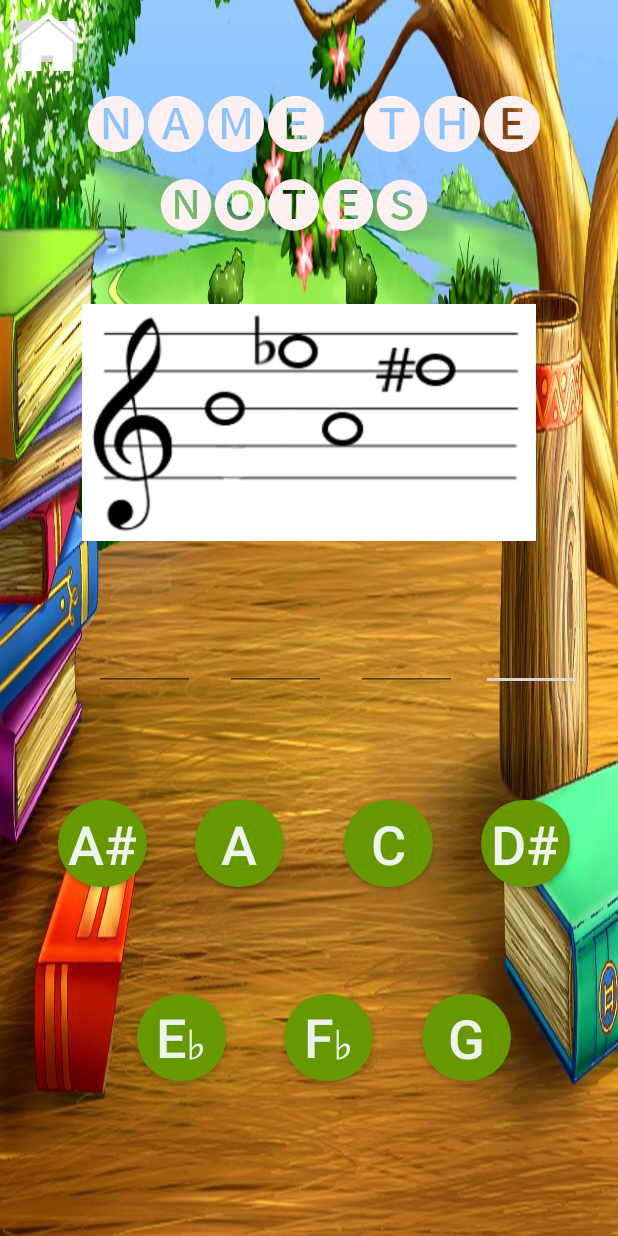
After one commit to Rashy98/4T4_WMusic, an Android app: the layout activity_level04_int03.xml on its own in the app's theme, with its tools: preview values and no code run, on a phone screen of 412 x 824 dp. The commit adds this screen. Run offline under Robolectric (Android 15) with nearby library versions, the phone set to English and light mode, and no system bars.

Commit message:
interface 03(level 04) added....

```diff
--- a/app/build.gradle
+++ b/app/build.gradle
@@ -26,4 +26,5 @@ dependencies {
     testImplementation 'junit:junit:4.12'
     androidTestImplementation 'androidx.test:runner:1.2.0'
     androidTestImplementation 'androidx.test.espresso:espresso-core:3.2.0'
+
 }
--- a/app/src/main/AndroidManifest.xml
+++ b/app/src/main/AndroidManifest.xml
@@ -9,7 +9,8 @@
         android:roundIcon="@mipmap/ic_launcher_round"
         android:supportsRtl="true"
         android:theme="@style/AppTheme">
-        <activity android:name=".level01Int3"></activity>
+        <activity android:name=".level04_int03"></activity>
+        <activity android:name=".level01Int3" />
         <activity android:name=".level04S2" />
         <activity android:name=".level4" />
         <activity android:name=".level1" />
--- a/app/src/main/java/com/example/a4t4wmlv4/MainActivity.java
+++ b/app/src/main/java/com/example/a4t4wmlv4/level04_int03.java
@@ -4,11 +4,11 @@ import androidx.appcompat.app.AppCompatActivity;
 
 import android.os.Bundle;
 
-public class MainActivity extends AppCompatActivity {
+public class level04_int03 extends AppCompatActivity {
 
     @Override
     protected void onCreate(Bundle savedInstanceState) {
         super.onCreate(savedInstanceState);
-        setContentView(R.layout.activity_level1);
+        setContentView(R.layout.activity_level04_int03);
     }
 }
--- a/app/src/main/java/com/example/a4t4wmlv4/level4.java
+++ b/app/src/main/java/com/example/a4t4wmlv4/level4.java
@@ -3,12 +3,33 @@ package com.example.a4t4wmlv4;
 import androidx.appcompat.app.AppCompatActivity;
 
 import android.os.Bundle;
+import android.view.View;
+import android.widget.Button;
+import android.widget.TextView;
 
 public class level4 extends AppCompatActivity {
 
+    Button A , B , C ,D , E , F , G ;
     @Override
     protected void onCreate(Bundle savedInstanceState) {
         super.onCreate(savedInstanceState);
         setContentView(R.layout.activity_level4);
+        A = (Button) findViewById(R.id.A1);
+        B = (Button) findViewById(R.id.B1);
+        C = (Button) findViewById(R.id.C1);
+        D = (Button) findViewById(R.id.D1);
+        E = (Button) findViewById(R.id.E1);
+        F = (Button) findViewById(R.id.F1);
+        G = (Button) findViewById(R.id.G1);
     }
+
+    public void letterPressed(View view) {
+        //user has pressed a letter to guess
+        String ltr=((TextView)view).getText().toString();
+
+    }
+
+
+
+
 }
--- /dev/null
+++ b/app/src/main/res/layout/activity_level04_int03.xml
@@ -0,0 +1,336 @@
+<?xml version="1.0" encoding="utf-8"?>
+<androidx.constraintlayout.widget.ConstraintLayout xmlns:android="http://schemas.android.com/apk/res/android"
+    xmlns:app="http://schemas.android.com/apk/res-auto"
+    xmlns:tools="http://schemas.android.com/tools"
+    android:layout_width="match_parent"
+    android:layout_height="match_parent"
+    tools:context=".level04_int03"
+    android:background="@drawable/back">
+
+    >
+
+    <Button
+        android:id="@+id/B1"
+        android:layout_width="59dp"
+        android:layout_height="58dp"
+        android:layout_marginStart="8dp"
+        android:layout_marginLeft="8dp"
+        android:layout_marginTop="8dp"
+        android:layout_marginEnd="8dp"
+        android:layout_marginRight="8dp"
+        android:layout_marginBottom="8dp"
+        android:background="@drawable/roundedbtn"
+        android:text="@string/ltA"
+        android:textColor="@color/colorPrimaryDark"
+        android:textColorLink="#00C4AD5B"
+        android:textSize="36sp"
+        app:layout_constraintBottom_toBottomOf="parent"
+        app:layout_constraintEnd_toEndOf="parent"
+        app:layout_constraintHorizontal_bias="0.363"
+        app:layout_constraintStart_toStartOf="parent"
+        app:layout_constraintTop_toTopOf="parent"
+        app:layout_constraintVertical_bias="0.7" />
+
+    <Button
+        android:id="@+id/C1"
+        android:layout_width="59dp"
+        android:layout_height="58dp"
+        android:layout_marginStart="8dp"
+        android:layout_marginLeft="8dp"
+        android:layout_marginTop="8dp"
+        android:layout_marginEnd="8dp"
+        android:layout_marginRight="8dp"
+        android:layout_marginBottom="8dp"
+        android:background="@drawable/roundedbtn"
+        android:text="@string/ltC"
+        android:textColor="@color/colorPrimaryDark"
+        android:textColorLink="#00C4AD5B"
+        android:textSize="36sp"
+        app:layout_constraintBottom_toBottomOf="parent"
+        app:layout_constraintEnd_toEndOf="parent"
+        app:layout_constraintHorizontal_bias="0.657"
+        app:layout_constraintStart_toStartOf="parent"
+        app:layout_constraintTop_toTopOf="parent"
+        app:layout_constraintVertical_bias="0.7" />
+
+    <TextView
+        android:id="@+id/lvl4top"
+        android:layout_width="322dp"
+        android:layout_height="119dp"
+        android:layout_marginStart="8dp"
+        android:layout_marginLeft="8dp"
+        android:layout_marginTop="8dp"
+        android:layout_marginBottom="8dp"
+        android:text="@string/level04q"
+        android:textAllCaps="false"
+        android:textColor="@color/colorPrimary"
+        android:textColorHighlight="@color/colorPrimaryDark"
+        android:textColorLink="#00A5543F"
+        android:textSize="40sp"
+        app:fontFamily="monospace"
+        app:layout_constraintBottom_toBottomOf="parent"
+        app:layout_constraintEnd_toEndOf="parent"
+        app:layout_constraintHorizontal_bias="0.604"
+        app:layout_constraintStart_toStartOf="parent"
+        app:layout_constraintTop_toTopOf="parent"
+        app:layout_constraintVertical_bias="0.063" />
+
+    <ImageView
+        android:id="@+id/staff2"
+        android:layout_width="309dp"
+        android:layout_height="158dp"
+        android:layout_marginStart="8dp"
+        android:layout_marginLeft="8dp"
+        android:layout_marginTop="8dp"
+        android:layout_marginEnd="8dp"
+        android:layout_marginRight="8dp"
+        android:layout_marginBottom="8dp"
+        android:contentDescription="TODO"
+        android:gravity="center"
+        app:layout_constraintBottom_toBottomOf="parent"
+        app:layout_constraintEnd_toEndOf="parent"
+        app:layout_constraintStart_toStartOf="parent"
+        app:layout_constraintTop_toTopOf="parent"
+        app:layout_constraintVertical_bias="0.299"
+        app:srcCompat="@drawable/staff3" />
+
+
+    <Button
+        android:id="@+id/A1"
+        android:layout_width="59dp"
+        android:layout_height="58dp"
+        android:layout_marginStart="8dp"
+        android:layout_marginLeft="8dp"
+        android:layout_marginTop="8dp"
+        android:layout_marginEnd="8dp"
+        android:layout_marginRight="8dp"
+        android:layout_marginBottom="8dp"
+        android:background="@drawable/roundedbtn"
+        android:text="@string/Asharp"
+        android:textColor="@color/colorPrimaryDark"
+        android:textColorLink="#00C4AD5B"
+        android:textSize="36sp"
+        app:layout_constraintBottom_toBottomOf="parent"
+        app:layout_constraintEnd_toEndOf="parent"
+        app:layout_constraintHorizontal_bias="0.092"
+        app:layout_constraintStart_toStartOf="parent"
+        app:layout_constraintTop_toTopOf="parent"
+        app:layout_constraintVertical_bias="0.7" />
+
+    <Button
+        android:id="@+id/G1"
+        android:layout_width="59dp"
+        android:layout_height="58dp"
+        android:layout_marginStart="8dp"
+        android:layout_marginLeft="8dp"
+        android:layout_marginTop="8dp"
+        android:layout_marginEnd="8dp"
+        android:layout_marginRight="8dp"
+        android:layout_marginBottom="8dp"
+        android:background="@drawable/roundedbtn"
+        android:text="@string/ltG"
+        android:textColor="@color/colorPrimaryDark"
+        android:textColorLink="#00C4AD5B"
+        android:textSize="36sp"
+        app:layout_constraintBottom_toBottomOf="parent"
+        app:layout_constraintEnd_toEndOf="parent"
+        app:layout_constraintHorizontal_bias="0.812"
+        app:layout_constraintStart_toStartOf="parent"
+        app:layout_constraintTop_toTopOf="parent"
+        app:layout_constraintVertical_bias="0.873" />
+
+    <Button
+        android:id="@+id/F1"
+        android:layout_width="59dp"
+        android:layout_height="58dp"
+        android:layout_marginStart="8dp"
+        android:layout_marginLeft="8dp"
+        android:layout_marginTop="8dp"
+        android:layout_marginEnd="8dp"
+        android:layout_marginRight="8dp"
+        android:layout_marginBottom="8dp"
+        android:background="@drawable/roundedbtn"
+        android:text="@string/Fflat"
+        android:textColor="@color/colorPrimaryDark"
+        android:textColorLink="#00C4AD5B"
+        android:textSize="36sp"
+        app:layout_constraintBottom_toBottomOf="parent"
+        app:layout_constraintEnd_toEndOf="parent"
+        app:layout_constraintHorizontal_bias="0.538"
+        app:layout_constraintStart_toStartOf="parent"
+        app:layout_constraintTop_toTopOf="parent"
+        app:layout_constraintVertical_bias="0.873" />
+
+    <Button
+        android:id="@+id/E1"
+        android:layout_width="59dp"
+        android:layout_height="58dp"
+        android:layout_marginStart="8dp"
+        android:layout_marginLeft="8dp"
+        android:layout_marginTop="8dp"
+        android:layout_marginEnd="8dp"
+        android:layout_marginRight="8dp"
+        android:layout_marginBottom="8dp"
+        android:background="@drawable/roundedbtn"
+        android:text="@string/ltE"
+        android:textColor="@color/colorPrimaryDark"
+        android:textColorLink="#00C4AD5B"
+        android:textSize="36sp"
+        app:layout_constraintBottom_toBottomOf="parent"
+        app:layout_constraintEnd_toEndOf="parent"
+        app:layout_constraintHorizontal_bias="0.247"
+        app:layout_constraintStart_toStartOf="parent"
+        app:layout_constraintTop_toTopOf="parent"
+        app:layout_constraintVertical_bias="0.873"
+        tools:text="@string/Eflat" />
+
+    <Button
+        android:id="@+id/D1"
+        android:layout_width="59dp"
+        android:layout_height="58dp"
+        android:layout_marginStart="8dp"
+        android:layout_marginLeft="8dp"
+        android:layout_marginTop="8dp"
+        android:layout_marginEnd="8dp"
+        android:layout_marginRight="8dp"
+        android:layout_marginBottom="8dp"
+        android:background="@drawable/roundedbtn"
+        android:text="@string/Dsharp"
+        android:textColor="@color/colorPrimaryDark"
+        android:textColorLink="#00C4AD5B"
+        android:textSize="36sp"
+        app:layout_constraintBottom_toBottomOf="parent"
+        app:layout_constraintEnd_toEndOf="parent"
+        app:layout_constraintHorizontal_bias="0.928"
+        app:layout_constraintStart_toStartOf="parent"
+        app:layout_constraintTop_toTopOf="parent"
+        app:layout_constraintVertical_bias="0.7" />
+
+    <TextView
+        android:id="@+id/textView2"
+        android:layout_width="223dp"
+        android:layout_height="56dp"
+        android:layout_marginStart="8dp"
+        android:layout_marginLeft="8dp"
+        android:layout_marginEnd="8dp"
+        android:layout_marginRight="8dp"
+        android:layout_marginBottom="8dp"
+        android:text="@string/lvl4tp2"
+        android:textColor="@color/colorPrimary"
+        android:textColorHighlight="@color/colorPrimaryDark"
+        android:textSize="36sp"
+        app:layout_constraintBottom_toBottomOf="parent"
+        app:layout_constraintEnd_toEndOf="parent"
+        app:layout_constraintHorizontal_bias="0.569"
+        app:layout_constraintStart_toStartOf="parent"
+        app:layout_constraintTop_toTopOf="parent"
+        app:layout_constraintVertical_bias="0.143" />
+
+    <EditText
+        android:id="@+id/ltr4"
+        android:layout_width="67dp"
+        android:layout_height="43dp"
+        android:layout_marginStart="8dp"
+        android:layout_marginLeft="8dp"
+        android:layout_marginTop="8dp"
+        android:layout_marginEnd="8dp"
+        android:layout_marginRight="8dp"
+        android:layout_marginBottom="8dp"
+        android:ems="10"
+        android:inputType="textPersonName"
+        android:maxLength="1"
+        android:text="@string/blank"
+        android:textColor="@color/colorPrimaryDark"
+        app:layout_constraintBottom_toBottomOf="parent"
+        app:layout_constraintEnd_toEndOf="parent"
+        app:layout_constraintHorizontal_bias="0.951"
+        app:layout_constraintStart_toStartOf="parent"
+        app:layout_constraintTop_toTopOf="parent"
+        app:layout_constraintVertical_bias="0.535" />
+
+    <EditText
+        android:id="@+id/ltr3"
+        android:layout_width="67dp"
+        android:layout_height="43dp"
+        android:layout_marginStart="8dp"
+        android:layout_marginLeft="8dp"
+        android:layout_marginTop="8dp"
+        android:layout_marginEnd="8dp"
+        android:layout_marginRight="8dp"
+        android:layout_marginBottom="8dp"
+        android:ems="10"
+        android:inputType="textPersonName"
+        android:maxLength="1"
+        android:text="@string/blank"
+        android:textColor="@color/colorPrimaryDark"
+        app:layout_constraintBottom_toBottomOf="parent"
+        app:layout_constraintEnd_toEndOf="parent"
+        app:layout_constraintHorizontal_bias="0.698"
+        app:layout_constraintStart_toStartOf="parent"
+        app:layout_constraintTop_toTopOf="parent"
+        app:layout_constraintVertical_bias="0.535" />
+
+    <EditText
+        android:id="@+id/ltr2"
+        android:layout_width="67dp"
+        android:layout_height="43dp"
+        android:layout_marginStart="8dp"
+        android:layout_marginLeft="8dp"
+        android:layout_marginTop="8dp"
+        android:layout_marginEnd="8dp"
+        android:layout_marginRight="8dp"
+        android:layout_marginBottom="8dp"
+        android:ems="10"
+        android:inputType="textPersonName"
+        android:maxLength="1"
+        android:text="@string/blank"
+        android:textColor="@color/colorPrimaryDark"
+        app:layout_constraintBottom_toBottomOf="parent"
+        app:layout_constraintEnd_toEndOf="parent"
+        app:layout_constraintHorizontal_bias="0.432"
+        app:layout_constraintStart_toStartOf="parent"
+        app:layout_constraintTop_toTopOf="parent"
+        app:layout_constraintVertical_bias="0.535" />
+
+    <EditText
+        android:id="@+id/firstLtr"
+        android:layout_width="67dp"
+        android:layout_height="43dp"
+        android:layout_marginStart="8dp"
+        android:layout_marginLeft="8dp"
+        android:layout_marginTop="8dp"
+        android:layout_marginEnd="8dp"
+        android:layout_marginRight="8dp"
+        android:layout_marginBottom="8dp"
+        android:ems="10"
+        android:inputType="textPersonName"
+        android:maxLength="1"
+        android:text="@string/blank"
+        android:textColor="@color/colorPrimaryDark"
+        app:layout_constraintBottom_toBottomOf="parent"
+        app:layout_constraintEnd_toEndOf="parent"
+        app:layout_constraintHorizontal_bias="0.167"
+        app:layout_constraintStart_toStartOf="parent"
+        app:layout_constraintTop_toTopOf="parent"
+        app:layout_constraintVertical_bias="0.535" />
+
+    <Button
+        android:id="@+id/button4"
+        android:layout_width="47dp"
+        android:layout_height="39dp"
+        android:layout_marginStart="8dp"
+        android:layout_marginLeft="8dp"
+        android:layout_marginTop="8dp"
+        android:layout_marginEnd="8dp"
+        android:layout_marginRight="8dp"
+        android:layout_marginBottom="8dp"
+        android:foreground="@drawable/homebtn"
+        android:text="@string/blank"
+        android:textColorHighlight="@color/colorPrimaryDark"
+        app:layout_constraintBottom_toBottomOf="parent"
+        app:layout_constraintEnd_toEndOf="parent"
+        app:layout_constraintHorizontal_bias="0.0"
+        app:layout_constraintStart_toStartOf="parent"
+        app:layout_constraintTop_toTopOf="parent"
+        app:layout_constraintVertical_bias="0.0" />
+</androidx.constraintlayout.widget.ConstraintLayout>
--- a/app/src/main/res/values/strings.xml
+++ b/app/src/main/res/values/strings.xml
@@ -18,5 +18,20 @@
     <string name="BassClef1">Bass Clef</string>
     <string name="trebleclef1">Treble Clef</string>
     <string name="pick01">Pick the correct note</string>
+    <string name="Asharp">A#</string>
+    <string name="Bsharp">B#</string>
+    <string name="Csharp">C#</string>
+    <string name="Dsharp">D#</string>
+    <string name="Esharp">E#</string>
+    <string name="Fsharp">F#</string>
+    <string name="Gsharp">G#</string>
+    <string name="Gflat">G♭</string>
+    <string name="Aflat">A♭</string>
+    <string name="Bflat">B♭</string>
+    <string name="Cflat">C♭</string>
+    <string name="Dflat">D♭</string>
+    <string name="Eflat">E♭</string>
+    <string name="Fflat">F♭</string>
+
 
 </resources>
```
Also changed, not shown: app/src/main/res/drawable/staff3.png (added).
